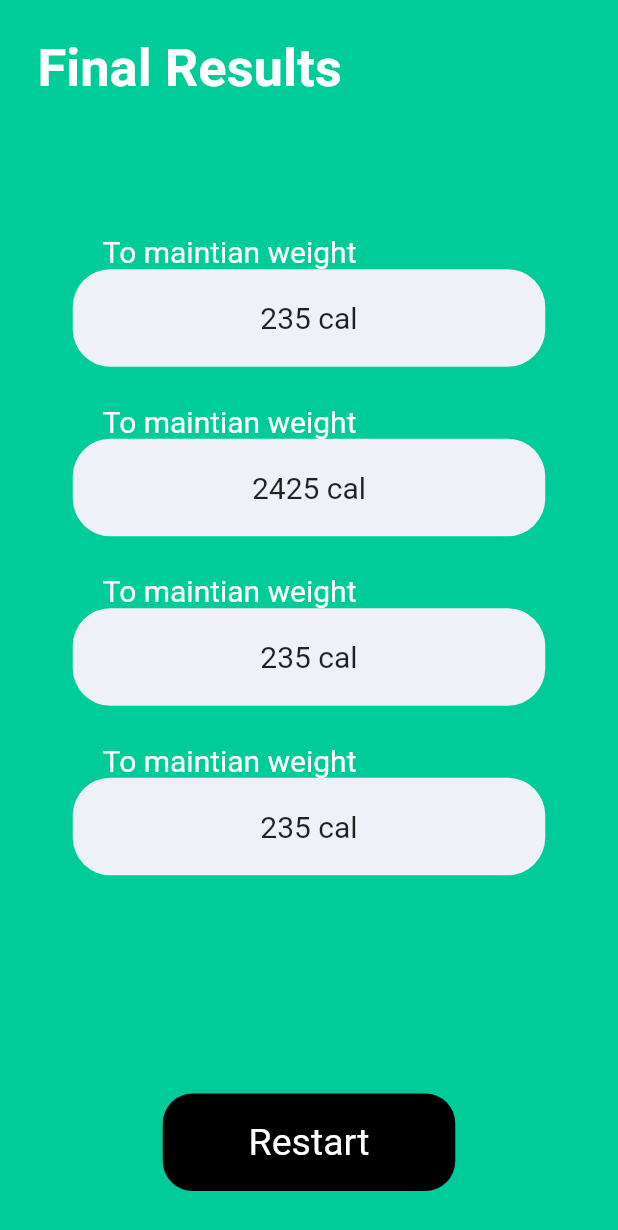
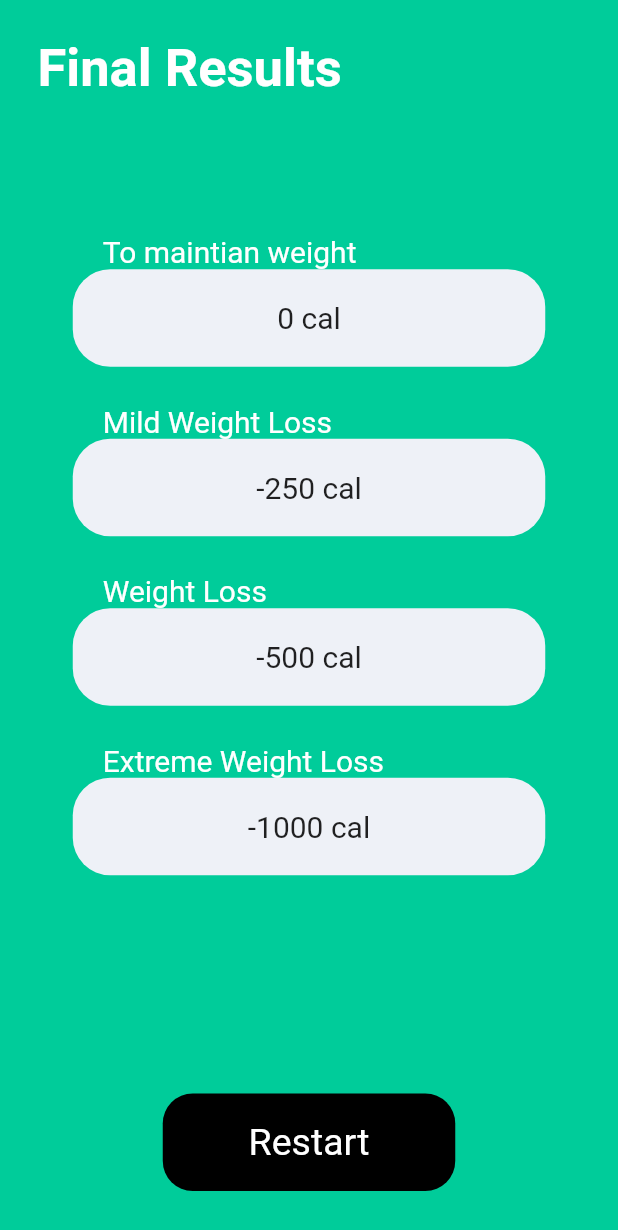
Before and after one commit to hey-om7/calorieCalculator, a Flutter app: the FinalResults screen opened directly, on a phone screen of 412 x 824 dp. Shown: the top 1230 px of the screen. Run offline on Flutter 3.47's test engine with Material 2 defaults, Android fonts, the phone set to English and light mode, and no system bars.

```diff
--- a/lib/finalResults.dart
+++ b/lib/finalResults.dart
@@ -1,11 +1,15 @@
+import 'package:calorie_calc/main.dart';
 import 'package:calorie_calc/welcome.dart';
 import 'package:flutter/material.dart';
+import 'globals.dart' as globals;
+import 'resultCalc.dart';
 
 class FinalResults extends StatelessWidget {
   const FinalResults({Key? key}) : super(key: key);
 
   @override
   Widget build(BuildContext context) {
+    double AMR = resultCalc();
     return Scaffold(
       body: Container(
         height: double.infinity,
@@ -28,19 +32,18 @@ class FinalResults extends StatelessWidget {
             Spacer(),
             Column(
               children: [
-                results('To maintian weight', 235),
-                results('To maintian weight', 2425),
-                results('To maintian weight', 235),
-                results('To maintian weight', 235),
+                results('To maintian weight', AMR.round()),
+                results('Mild Weight Loss', AMR.round() - 250),
+                results('Weight Loss', AMR.round() - 500),
+                results('Extreme Weight Loss', AMR.round() - 1000),
               ],
             ),
             Spacer(),
             GestureDetector(
               onTap: () {
-                Navigator.push(
-                    context,
-                    new MaterialPageRoute(
-                        builder: (context) => WelcomeScreen()));
+                globals.restart = true;
+                Navigator.push(context,
+                    new MaterialPageRoute(builder: (context) => MyApp()));
               },
               child: Container(
                 margin: EdgeInsets.all(30),
--- a/lib/gender.dart
+++ b/lib/gender.dart
@@ -1,5 +1,6 @@
 import 'package:calorie_calc/age.dart';
 import 'package:flutter/material.dart';
+import 'globals.dart' as globals;
 
 int selection = -1;
 
@@ -128,6 +129,7 @@ class _GenderStfulState extends State<GenderStful> {
         GestureDetector(
           onTap: () {
             if (selection != -1) {
+              selection == 1 ? globals.isMale = true : null;
               Navigator.push(
                 context,
                 new MaterialPageRoute(
--- /dev/null
+++ b/lib/globals.dart
@@ -0,0 +1,8 @@
+// library my_prj.globals;
+
+bool restart = false;
+bool isMale = false;
+int age = 0;
+int weight = 0;
+int height = 0;
+int activity = 0;
--- a/lib/height.dart
+++ b/lib/height.dart
@@ -1,5 +1,6 @@
 import 'package:calorie_calc/activity.dart';
 import 'package:flutter/material.dart';
+import 'globals.dart' as globals;
 
 TextEditingController texteditingController = TextEditingController();
 
@@ -89,6 +90,7 @@ class _HeightStfulState extends State<HeightStful> {
         Spacer(),
         GestureDetector(
           onTap: () {
+            globals.height = int.parse(texteditingController.text);
             texteditingController.text.toString().length > 0
                 ? Navigator.push(context,
                     new MaterialPageRoute(builder: (context) => Activity()))
--- /dev/null
+++ b/lib/restart.dart
@@ -0,0 +1,16 @@
+import 'dart:async';
+
+import 'package:flutter/services.dart';
+
+class FlutterRestart {
+  static const MethodChannel _channel = const MethodChannel('flutter_restart');
+
+//  static Future<String> get platformVersion async {
+//    final String version = await _channel.invokeMethod('getPlatformVersion');
+//    return version;
+//  }
+  static Future<bool> restartApp() async {
+    final result = await _channel.invokeMethod('restartApp');
+    return result;
+  }
+}
--- /dev/null
+++ b/lib/resultCalc.dart
@@ -0,0 +1,43 @@
+import 'package:calorie_calc/globals.dart' as globals;
+
+double AMR = 0;
+double BMR = 0;
+double resultCalc() {
+  if (globals.isMale) {
+    BMR = (66.47 +
+        (13.75 * globals.weight) +
+        (5.003 * globals.height) -
+        (6.755 * globals.age));
+  } else {
+    BMR = (655.1 +
+        (9.563 * globals.weight) +
+        (1.850 * globals.height) -
+        (4.676 * globals.age));
+  }
+
+  switch (globals.activity) {
+    case 1:
+      {
+        AMR = BMR * 1.2;
+        break;
+      }
+    case 2:
+      {
+        AMR = BMR * 1.375;
+        break;
+      }
+
+    case 3:
+      {
+        AMR = BMR * 1.55;
+        break;
+      }
+    case 4:
+      {
+        AMR = BMR * 1.9;
+        break;
+      }
+  }
+  print("amr is" + AMR.toString() + "--BMR IS " + BMR.toString());
+  return AMR;
+}
--- a/lib/weight.dart
+++ b/lib/weight.dart
@@ -1,5 +1,6 @@
 import 'package:calorie_calc/height.dart';
 import 'package:flutter/material.dart';
+import 'globals.dart' as globals;
 
 TextEditingController texteditingController = TextEditingController();
 
@@ -89,6 +90,7 @@ class _WeightStfulState extends State<WeightStful> {
         Spacer(),
         GestureDetector(
           onTap: () {
+            globals.weight = int.parse(texteditingController.text);
             texteditingController.text.toString().length > 0
                 ? Navigator.push(context,
                     new MaterialPageRoute(builder: (context) => Height()))
--- a/pubspec.yaml
+++ b/pubspec.yaml
@@ -34,6 +34,7 @@ dependencies:
   # The following adds the Cupertino Icons font to your application.
   # Use with the CupertinoIcons class for iOS style icons.
   cupertino_icons: ^1.0.2
+  flutter_restart: ^0.0.3
 
 dev_dependencies:
   flutter_test:
```
Also changed, not shown: lib/activity.dart (+5 -3 lines), lib/age.dart (+9 -5 lines), lib/main.dart (+6 -6 lines), pubspec.lock.
